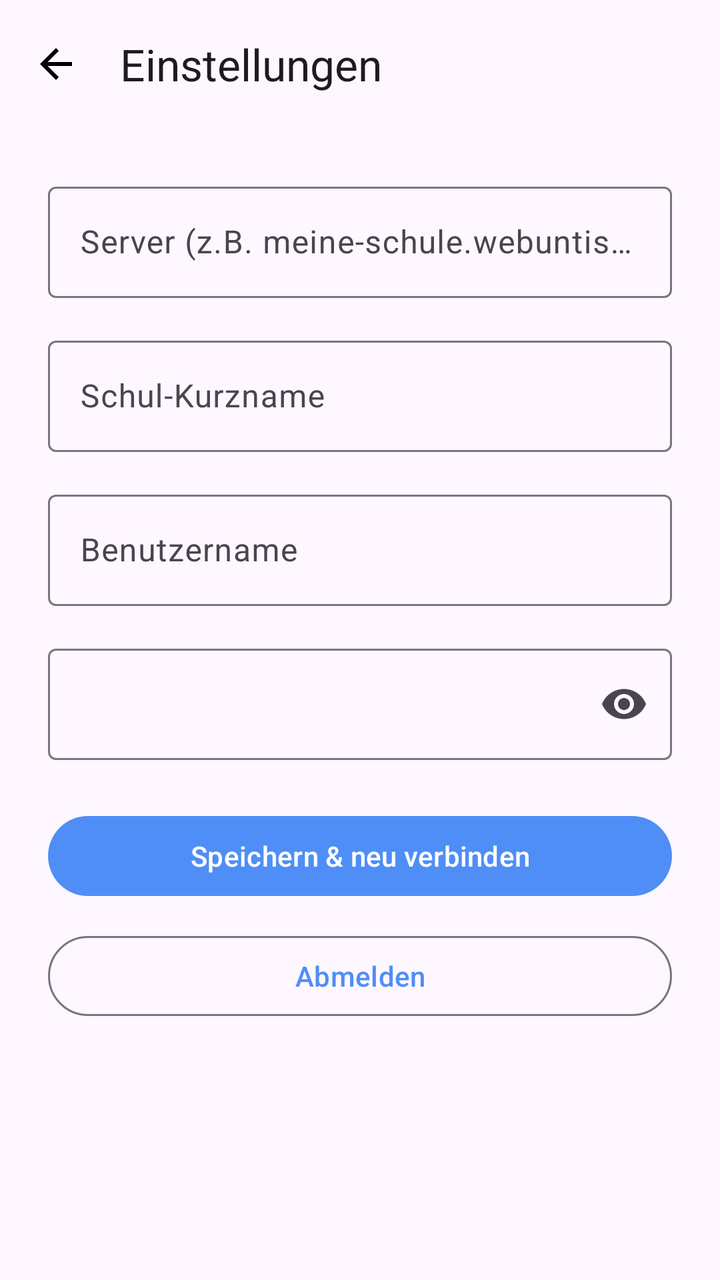
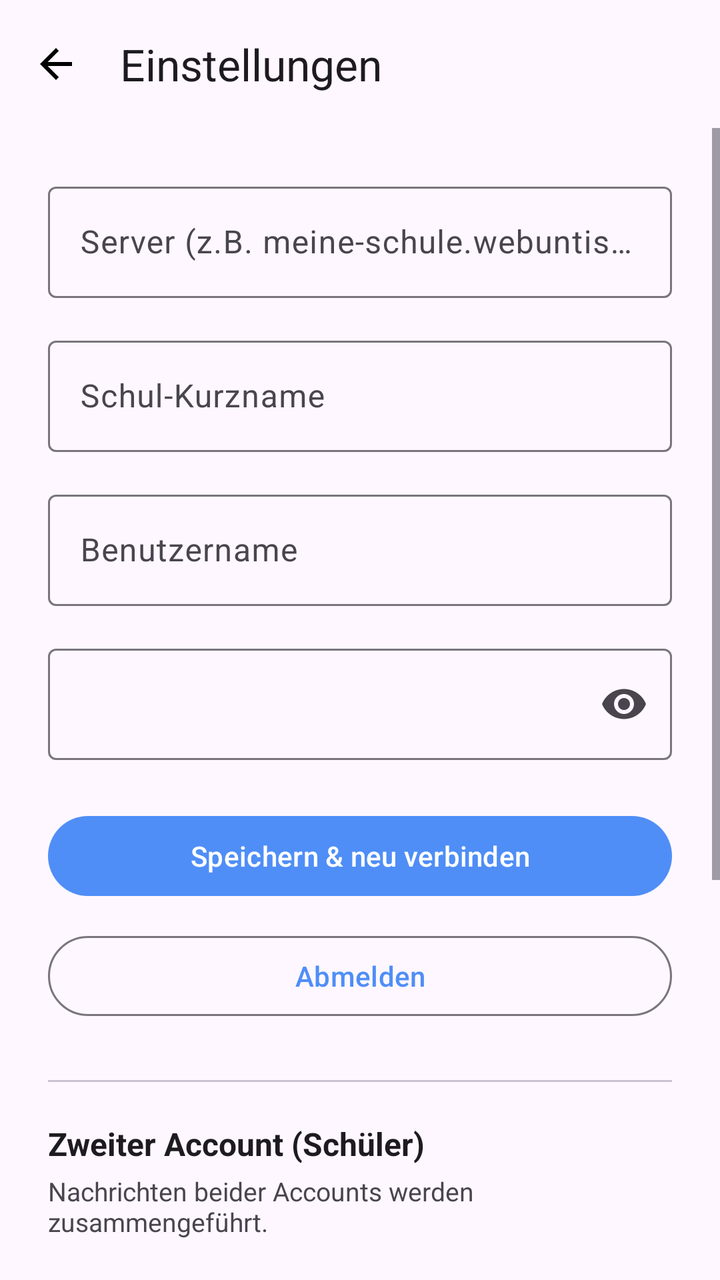

Two renders of the same Android screen: before a commit and after it. Below are the layout's source before the change and the commit's diff.
<!-- AndroidManifest.xml: application theme Theme.WebUntis -->
<!-- res/layout/fragment_settings.xml -->
<?xml version="1.0" encoding="utf-8"?>
<LinearLayout xmlns:android="http://schemas.android.com/apk/res/android"
    xmlns:app="http://schemas.android.com/apk/res-auto"
    android:layout_width="match_parent"
    android:layout_height="match_parent"
    android:orientation="vertical"
    android:background="?attr/colorSurface">

    <com.google.android.material.appbar.AppBarLayout
        android:layout_width="match_parent"
        android:layout_height="wrap_content">
        <com.google.android.material.appbar.MaterialToolbar
            android:id="@+id/toolbar"
            android:layout_width="match_parent"
            android:layout_height="?attr/actionBarSize"
            app:title="@string/nav_settings"
            app:navigationIcon="@drawable/ic_back" />
    </com.google.android.material.appbar.AppBarLayout>

    <ScrollView
        android:layout_width="match_parent"
        android:layout_height="0dp"
        android:layout_weight="1">

        <LinearLayout
            android:layout_width="match_parent"
            android:layout_height="wrap_content"
            android:orientation="vertical"
            android:padding="24dp">

            <com.google.android.material.textfield.TextInputLayout
                android:layout_width="match_parent"
                android:layout_height="wrap_content"
                android:layout_marginBottom="16dp"
                style="@style/Widget.Material3.TextInputLayout.OutlinedBox"
                android:hint="@string/login_server_hint">
                <com.google.android.material.textfield.TextInputEditText
                    android:id="@+id/input_server"
                    android:layout_width="match_parent"
                    android:layout_height="wrap_content"
                    android:inputType="textUri"
                    android:imeOptions="actionNext" />
            </com.google.android.material.textfield.TextInputLayout>

            <com.google.android.material.textfield.TextInputLayout
                android:layout_width="match_parent"
                android:layout_height="wrap_content"
                android:layout_marginBottom="16dp"
                style="@style/Widget.Material3.TextInputLayout.OutlinedBox"
                android:hint="@string/login_schoolname_hint">
                <com.google.android.material.textfield.TextInputEditText
                    android:id="@+id/input_schoolname"
                    android:layout_width="match_parent"
                    android:layout_height="wrap_content"
                    android:inputType="text"
                    android:imeOptions="actionNext" />
            </com.google.android.material.textfield.TextInputLayout>

            <com.google.android.material.textfield.TextInputLayout
                android:layout_width="match_parent"
                android:layout_height="wrap_content"
                android:layout_marginBottom="16dp"
                style="@style/Widget.Material3.TextInputLayout.OutlinedBox"
                android:hint="@string/login_username_hint">
                <com.google.android.material.textfield.TextInputEditText
                    android:id="@+id/input_username"
                    android:layout_width="match_parent"
                    android:layout_height="wrap_content"
                    android:inputType="textEmailAddress"
                    android:imeOptions="actionNext" />
            </com.google.android.material.textfield.TextInputLayout>

            <com.google.android.material.textfield.TextInputLayout
                android:layout_width="match_parent"
                android:layout_height="wrap_content"
                android:layout_marginBottom="24dp"
                style="@style/Widget.Material3.TextInputLayout.OutlinedBox"
                app:endIconMode="password_toggle">
                <com.google.android.material.textfield.TextInputEditText
                    android:id="@+id/input_password"
                    android:layout_width="match_parent"
                    android:layout_height="wrap_content"
                    android:inputType="textPassword"
                    android:imeOptions="actionDone" />
            </com.google.android.material.textfield.TextInputLayout>

            <ProgressBar
                android:id="@+id/progress_bar"
                android:layout_width="wrap_content"
                android:layout_height="wrap_content"
                android:layout_gravity="center"
                android:layout_marginBottom="16dp"
                android:visibility="gone" />

            <TextView
                android:id="@+id/status_text"
                android:layout_width="match_parent"
                android:layout_height="wrap_content"
                android:layout_marginBottom="16dp"
                android:textSize="14sp"
                android:textColor="?attr/colorError"
                android:visibility="gone" />

            <com.google.android.material.button.MaterialButton
                android:id="@+id/btn_save"
                android:layout_width="match_parent"
                android:layout_height="wrap_content"
                android:layout_marginBottom="12dp"
                android:text="@string/settings_save_button" />

            <com.google.android.material.button.MaterialButton
                android:id="@+id/btn_logout"
                style="@style/Widget.Material3.Button.OutlinedButton"
                android:layout_width="match_parent"
                android:layout_height="wrap_content"
                android:text="@string/settings_logout_button" />

        </LinearLayout>
    </ScrollView>

</LinearLayout>
<!-- resources referenced by this layout -->
<resources>
  <!-- drawable ic_back (drawable) -->
  <?xml version="1.0" encoding="utf-8"?>
  <vector xmlns:android="http://schemas.android.com/apk/res/android"
      android:width="24dp" android:height="24dp"
      android:viewportWidth="24" android:viewportHeight="24">
      <path android:fillColor="#FF000000"
          android:pathData="M20,11H7.83l5.59,-5.59L12,4l-8,8 8,8 1.41,-1.41L7.83,13H20v-2z"/>
  </vector>
  <string name="login_schoolname_hint">Schul-Kurzname</string>
  <string name="login_server_hint">Server (z.B. meine-schule.webuntis.com)</string>
  <string name="login_username_hint">Benutzername</string>
  <string name="nav_settings">Einstellungen</string>
  <string name="settings_logout_button">Abmelden</string>
  <string name="settings_save_button">Speichern &amp; neu verbinden</string>
  <style name="Theme.WebUntis" parent="Theme.Material3.DayNight.NoActionBar">
          <item name="colorPrimary">@color/primary</item>
          <item name="colorPrimaryVariant">@color/primary_variant</item>
          <item name="colorOnPrimary">@color/on_primary</item>
          <item name="android:statusBarColor">?attr/colorSurface</item>
          <item name="android:navigationBarColor">?attr/colorSurface</item>
          <item name="android:windowLightStatusBar">true</item>
      </style>
  <color name="primary">#4F8EF7</color>
  <color name="primary_variant">#6C63FF</color>
  <color name="on_primary">#FFFFFF</color>
</resources>

<!-- the commit's change to res/layout/fragment_settings.xml (unified diff, before → after) -->
@@ -115,6 +115,99 @@
                 android:layout_height="wrap_content"
                 android:text="@string/settings_logout_button" />
 
+            
+            <View
+                android:layout_width="match_parent"
+                android:layout_height="1dp"
+                android:layout_marginTop="28dp"
+                android:layout_marginBottom="20dp"
+                android:background="?attr/colorOutlineVariant" />
+
+            <TextView
+                android:layout_width="match_parent"
+                android:layout_height="wrap_content"
+                android:layout_marginBottom="4dp"
+                android:text="Zweiter Account (Schüler)"
+                android:textSize="16sp"
+                android:textStyle="bold"
+                android:textColor="?attr/colorOnSurface" />
+
+            <TextView
+                android:layout_width="match_parent"
+                android:layout_height="wrap_content"
+                android:layout_marginBottom="16dp"
+                android:text="Nachrichten beider Accounts werden zusammengeführt."
+                android:textSize="13sp"
+                android:textColor="?attr/colorOnSurfaceVariant" />
+
+            <com.google.android.material.textfield.TextInputLayout
+                android:layout_width="match_parent"
+                android:layout_height="wrap_content"
+                android:layout_marginBottom="16dp"
+                style="@style/Widget.Material3.TextInputLayout.OutlinedBox"
+                android:hint="Bezeichnung (z. B. Simon)">
+                <com.google.android.material.textfield.TextInputEditText
+                    android:id="@+id/input_second_label"
+                    android:layout_width="match_parent"
+                    android:layout_height="wrap_content"
+                    android:inputType="text"
+                    android:imeOptions="actionNext" />
+            </com.google.android.material.textfield.TextInputLayout>
+
+            <com.google.android.material.textfield.TextInputLayout
+                android:layout_width="match_parent"
+                android:layout_height="wrap_content"
+                android:layout_marginBottom="16dp"
+                style="@style/Widget.Material3.TextInputLayout.OutlinedBox"
+                android:hint="Benutzername (Schüler)">
+                <com.google.android.material.textfield.TextInputEditText
+                    android:id="@+id/input_second_username"
+                    android:layout_width="match_parent"
+                    android:layout_height="wrap_content"
+                    android:inputType="textEmailAddress"
+                    android:imeOptions="actionNext" />
+            </com.google.android.material.textfield.TextInputLayout>
+
+            <com.google.android.material.textfield.TextInputLayout
+                android:layout_width="match_parent"
+                android:layout_height="wrap_content"
+                android:layout_marginBottom="16dp"
+                style="@style/Widget.Material3.TextInputLayout.OutlinedBox"
+                app:endIconMode="password_toggle"
+                android:hint="Passwort (Schüler)">
+                <com.google.android.material.textfield.TextInputEditText
+                    android:id="@+id/input_second_password"
+                    android:layout_width="match_parent"
+                    android:layout_height="wrap_content"
+                    android:inputType="textPassword"
+                    android:imeOptions="actionDone" />
+            </com.google.android.material.textfield.TextInputLayout>
+
+            <com.google.android.material.button.MaterialButton
+                android:id="@+id/btn_save_second"
+                android:layout_width="match_parent"
+                android:layout_height="wrap_content"
+                android:layout_marginBottom="8dp"
+                android:text="Zweiten Account speichern" />
+
+            <com.google.android.material.button.MaterialButton
+                android:id="@+id/btn_remove_second"
+                style="@style/Widget.Material3.Button.OutlinedButton"
+                android:layout_width="match_parent"
+                android:layout_height="wrap_content"
+                android:layout_marginBottom="8dp"
+                android:text="Zweiten Account entfernen"
+                android:visibility="gone" />
+
+            <TextView
+                android:id="@+id/status_second"
+                android:layout_width="match_parent"
+                android:layout_height="wrap_content"
+                android:layout_marginBottom="8dp"
+                android:textSize="13sp"
+                android:textColor="?attr/colorPrimary"
+                android:visibility="gone" />
+
         </LinearLayout>
     </ScrollView>
 
